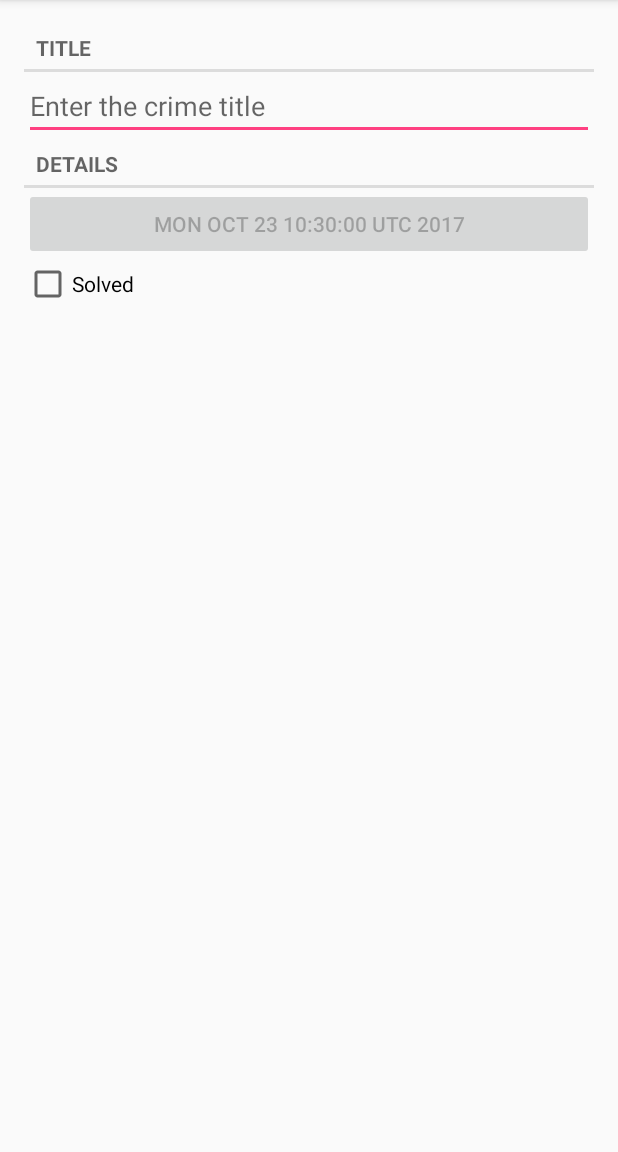
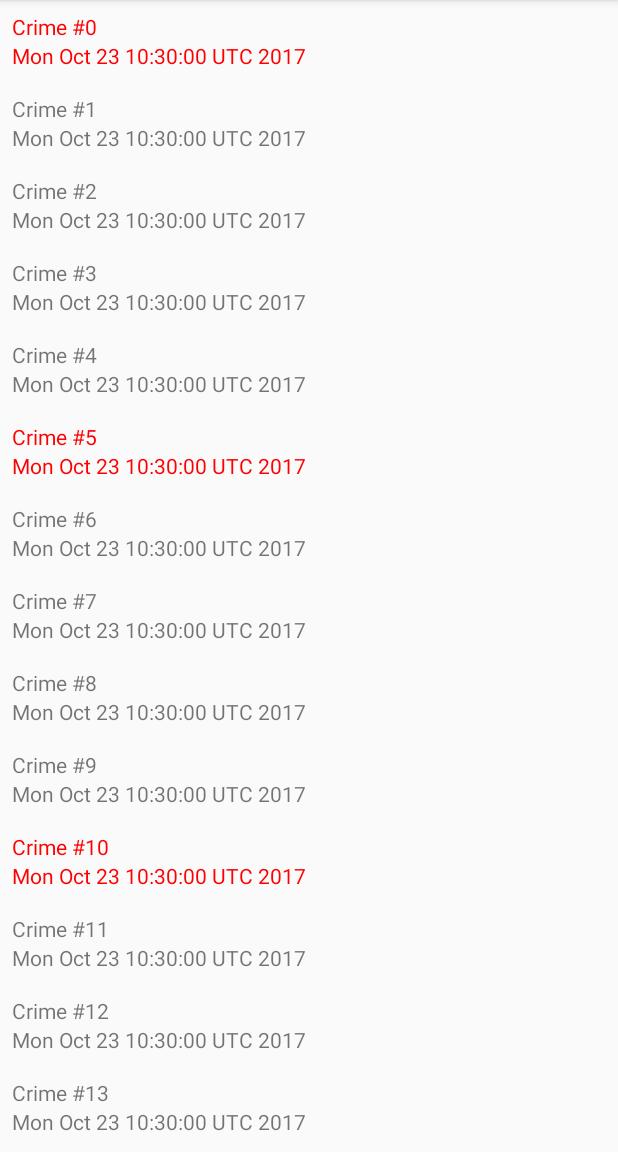
Before and after one commit to hatemsalem/CriminalIntent, an Android app: the screen it shows after launch (CrimeActivity before the commit, CrimeListActivity after it), on a phone screen of 412 x 824 dp, the part 84-1236 px from its top. Run offline under Robolectric (Android 15) with nearby library versions, the phone set to English and light mode, and no system bars.

Commit message:
Implement Chapter08

```diff
--- a/app/build.gradle
+++ b/app/build.gradle
@@ -20,11 +20,12 @@ android {
 }
 
 dependencies {
-    compile fileTree(dir: 'libs', include: ['*.jar'])
+    compile fileTree(include: ['*.jar'], dir: 'libs')
     androidTestCompile('com.android.support.test.espresso:espresso-core:2.2.2', {
         exclude group: 'com.android.support', module: 'support-annotations'
     })
     compile 'com.android.support:appcompat-v7:26.+'
     compile 'com.android.support.constraint:constraint-layout:1.0.2'
     testCompile 'junit:junit:4.12'
+    compile 'com.android.support:recyclerview-v7:26.0.0-alpha1'
 }
--- a/app/src/main/AndroidManifest.xml
+++ b/app/src/main/AndroidManifest.xml
@@ -9,13 +9,15 @@
         android:roundIcon="@mipmap/ic_launcher_round"
         android:supportsRtl="true"
         android:theme="@style/AppTheme">
-        <activity android:name=".CrimeActivity">
+        <activity android:name=".CrimeListActivity">
             <intent-filter>
                 <action android:name="android.intent.action.MAIN"/>
 
                 <category android:name="android.intent.category.LAUNCHER"/>
             </intent-filter>
         </activity>
+        <activity android:name=".CrimeActivity">
+        </activity>
     </application>
 
 </manifest>
--- a/app/src/main/java/com/itraters/criminalintent/Crime.java
+++ b/app/src/main/java/com/itraters/criminalintent/Crime.java
@@ -13,6 +13,7 @@ public class Crime
     private String title;
     private Date date;
     private boolean solved;
+    private boolean requirePolice;
 
     public Crime()
     {
@@ -54,4 +55,14 @@ public class Crime
     {
         this.solved = solved;
     }
+
+    public boolean isRequirePolice()
+    {
+        return requirePolice;
+    }
+
+    public void setRequirePolice(boolean requirePolice)
+    {
+        this.requirePolice = requirePolice;
+    }
 }
--- a/app/src/main/java/com/itraters/criminalintent/CrimeActivity.java
+++ b/app/src/main/java/com/itraters/criminalintent/CrimeActivity.java
@@ -1,23 +1,15 @@
 package com.itraters.criminalintent;
 
+import android.support.annotation.NonNull;
 import android.support.v4.app.Fragment;
-import android.support.v4.app.FragmentManager;
-import android.support.v7.app.AppCompatActivity;
-import android.os.Bundle;
 
-public class CrimeActivity extends AppCompatActivity
+public class CrimeActivity extends SingleFragmentActivity
 {
 
+
     @Override
-    protected void onCreate(Bundle savedInstanceState)
+    protected CrimeFragment createFragment()
     {
-        super.onCreate(savedInstanceState);
-        setContentView(R.layout.activity_crime);
-        FragmentManager fm=getSupportFragmentManager();
-        Fragment fragment=fm.findFragmentById(R.id.fragmentContainer);
-        if(fragment==null)
-        {
-            fm.beginTransaction().add(R.id.fragmentContainer,new CrimeFragment()).commit();
-        }
+        return new CrimeFragment();
     }
 }
--- /dev/null
+++ b/app/src/main/java/com/itraters/criminalintent/CrimeListActivity.java
@@ -0,0 +1,16 @@
+package com.itraters.criminalintent;
+
+import android.support.v4.app.Fragment;
+
+/**
+ * Created by hasalem on 10/23/2017.
+ */
+
+public class CrimeListActivity extends SingleFragmentActivity
+{
+    @Override
+    protected Fragment createFragment()
+    {
+        return new CrimeListFragment();
+    }
+}
--- /dev/null
+++ b/app/src/main/java/com/itraters/criminalintent/CrimeListFragment.java
@@ -0,0 +1,111 @@
+package com.itraters.criminalintent;
+
+import android.graphics.Color;
+import android.os.Bundle;
+import android.support.annotation.Nullable;
+import android.support.v4.app.Fragment;
+import android.support.v7.widget.LinearLayoutManager;
+import android.support.v7.widget.RecyclerView;
+import android.support.v7.widget.RecyclerView.Adapter;
+import android.support.v7.widget.RecyclerView.ViewHolder;
+import android.view.LayoutInflater;
+import android.view.View;
+import android.view.ViewGroup;
+import android.widget.TextView;
+import android.widget.Toast;
+
+/**
+ * Created by hasalem on 10/23/2017.
+ */
+
+public class CrimeListFragment extends Fragment
+{
+    private RecyclerView crimesRecyclerView;
+
+    @Nullable
+    @Override
+    public View onCreateView(LayoutInflater inflater, @Nullable ViewGroup container, @Nullable Bundle savedInstanceState)
+    {
+        View view=inflater.inflate(R.layout.fragment_crime_list,container,false);
+        crimesRecyclerView=view.findViewById(R.id.recyclerView);
+        crimesRecyclerView.setLayoutManager(new LinearLayoutManager(getActivity()));
+        crimesRecyclerView.setAdapter(new Adapter<CrimeHolder>()
+        {
+            @Override
+            public CrimeHolder onCreateViewHolder(ViewGroup parent, int viewType)
+            {
+
+                switch (viewType)
+                {
+                    case 1:
+                        return new PoliceCrimeHolder(LayoutInflater.from(getActivity()),parent);
+
+                    default:
+                        return new CrimeHolder(LayoutInflater.from(getActivity()),parent);
+                }
+
+
+            }
+
+            @Override
+            public void onBindViewHolder(CrimeHolder holder, int position)
+            {
+                holder.bind(DataManager.getInstance().getCrimes().get(position));
+            }
+
+            @Override
+            public int getItemCount()
+            {
+                return DataManager.getInstance().getCrimes().size();
+            }
+
+            @Override
+            public int getItemViewType(int position)
+            {
+                Crime crime=DataManager.getInstance().getCrimes().get(position);
+                if(crime.isRequirePolice())
+                {
+                    return 1;
+                }
+                return 0;
+            }
+        });
+        return view;
+    }
+    private class CrimeHolder extends ViewHolder
+    {
+        protected TextView crimeTitle;
+        protected TextView crimeDate;
+
+        public void bind(Crime crime)
+        {
+            crimeTitle.setText(crime.getTitle());
+            crimeDate.setText(crime.getDate().toString());
+        }
+
+        public CrimeHolder(LayoutInflater inflater, ViewGroup parent)
+        {
+            super(inflater.inflate(R.layout.list_item_crime,parent,false));
+            crimeTitle=itemView.findViewById(R.id.crimeTitle);
+            crimeDate=itemView.findViewById(R.id.crimeDate);
+            itemView.setOnClickListener(new View.OnClickListener()
+            {
+                @Override
+                public void onClick(View v)
+                {
+                    Toast.makeText(getActivity(),crimeTitle.getText()+"Clicked",Toast.LENGTH_SHORT).show();
+                }
+            });
+        }
+    }
+    private class PoliceCrimeHolder extends CrimeHolder
+    {
+
+        public PoliceCrimeHolder(LayoutInflater inflater, ViewGroup parent)
+        {
+            super(inflater, parent);
+            crimeTitle.setTextColor(Color.RED);
+            crimeDate.setTextColor(Color.RED);
+        }
+    }
+}
--- /dev/null
+++ b/app/src/main/java/com/itraters/criminalintent/DataManager.java
@@ -0,0 +1,44 @@
+package com.itraters.criminalintent;
+
+import java.util.LinkedList;
+import java.util.List;
+
+/**
+ * Created by hasalem on 10/23/2017.
+ */
+
+public class DataManager
+{
+    private List<Crime> crimes=new LinkedList<>();
+    private static DataManager instance;
+    public static DataManager getInstance()
+    {
+        if(instance==null)
+        {
+            instance=new DataManager();
+        }
+        return instance;
+
+    }
+    private DataManager()
+    {
+        buildMocks();
+    }
+
+    private void buildMocks()
+    {
+        for(int i=0;i<100;i++)
+        {
+            Crime crime=new Crime();
+            crime.setTitle("Crime #"+i);
+            crime.setSolved(i%2==0);
+            crime.setRequirePolice(i%5==0);
+            crimes.add(crime);
+        }
+    }
+
+    public List<Crime> getCrimes()
+    {
+        return crimes;
+    }
+}
--- /dev/null
+++ b/app/src/main/java/com/itraters/criminalintent/SingleFragmentActivity.java
@@ -0,0 +1,32 @@
+package com.itraters.criminalintent;
+
+import android.os.Bundle;
+import android.support.annotation.NonNull;
+import android.support.v4.app.Fragment;
+import android.support.v4.app.FragmentManager;
+import android.support.v7.app.AppCompatActivity;
+
+/**
+ * Created by hasalem on 10/23/2017.
+ */
+
+public abstract class SingleFragmentActivity extends AppCompatActivity
+{
+
+    @Override
+    protected void onCreate(Bundle savedInstanceState)
+    {
+        super.onCreate(savedInstanceState);
+        setContentView(R.layout.activity_fragment);
+        FragmentManager fm=getSupportFragmentManager();
+        Fragment fragment=fm.findFragmentById(R.id.fragmentContainer);
+        if(fragment==null)
+        {
+            fm.beginTransaction().add(R.id.fragmentContainer, createFragment()).commit();
+        }
+    }
+
+    protected abstract Fragment createFragment();
+
+
+}
--- /dev/null
+++ b/app/src/main/res/layout/fragment_crime_list.xml
@@ -0,0 +1,6 @@
+<?xml version="1.0" encoding="utf-8"?>
+<android.support.v7.widget.RecyclerView
+    xmlns:android="http://schemas.android.com/apk/res/android"
+    android:id="@+id/recyclerView"
+    android:layout_width="match_parent"
+    android:layout_height="match_parent"/>
--- /dev/null
+++ b/app/src/main/res/layout/list_item_crime.xml
@@ -0,0 +1,19 @@
+<?xml version="1.0" encoding="utf-8"?>
+<LinearLayout xmlns:android="http://schemas.android.com/apk/res/android"
+    android:orientation="vertical"
+    android:layout_width="match_parent"
+    android:layout_height="wrap_content"
+    android:padding="8dp">
+
+    <TextView
+        android:id="@+id/crimeTitle"
+        android:layout_width="match_parent"
+        android:layout_height="wrap_content"
+        android:text="Crime Title"/>
+
+    <TextView
+        android:id="@+id/crimeDate"
+        android:layout_width="match_parent"
+        android:layout_height="wrap_content"
+        android:text="Crime Date"/>
+</LinearLayout>
```
Also changed, not shown: app/src/main/res/layout/activity_fragment.xml (renamed from app/src/main/res/layout/activity_crime.xml).
